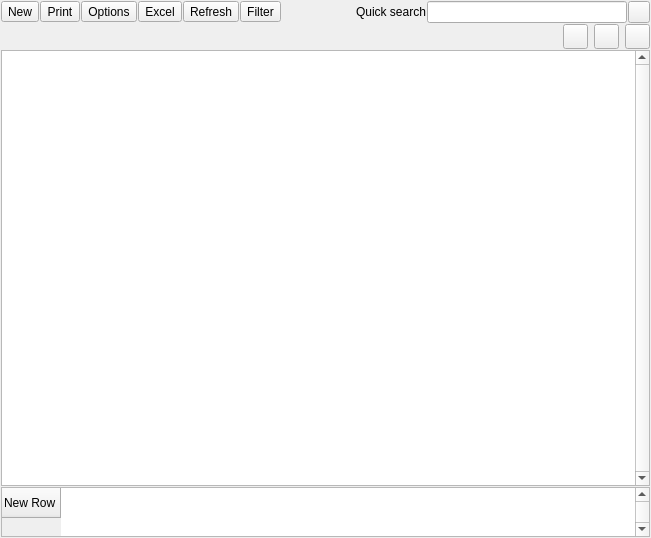
End1-1/Resort-2, file Resort/wreportgrid.ui: the form before one commit.
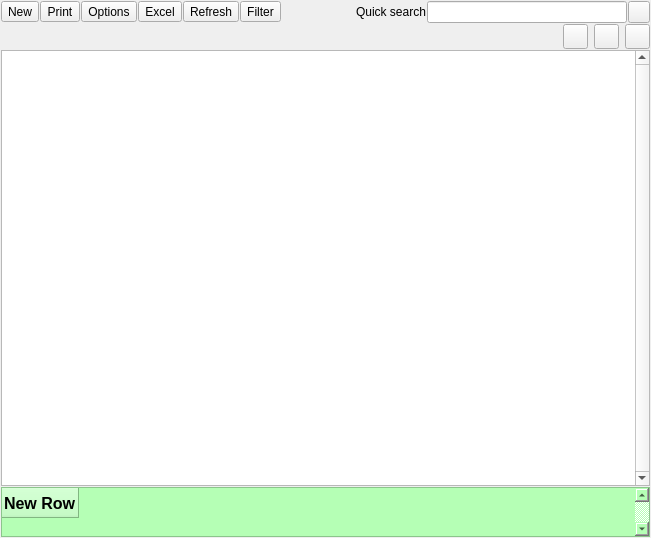
The form after the commit. Icons and pictures are not drawn. Custom widgets are drawn as their Qt base class.

Patch:
```diff
--- a/Resort/wreportgrid.ui
+++ b/Resort/wreportgrid.ui
@@ -445,9 +445,19 @@
        <height>50</height>
       </size>
      </property>
+     <property name="font">
+      <font>
+       <pointsize>12</pointsize>
+       <weight>75</weight>
+       <bold>true</bold>
+      </font>
+     </property>
      <property name="focusPolicy">
       <enum>Qt::NoFocus</enum>
      </property>
+     <property name="styleSheet">
+      <string notr="true">background:rgb(181, 255, 181)</string>
+     </property>
      <property name="verticalScrollBarPolicy">
       <enum>Qt::ScrollBarAlwaysOn</enum>
      </property>
```
